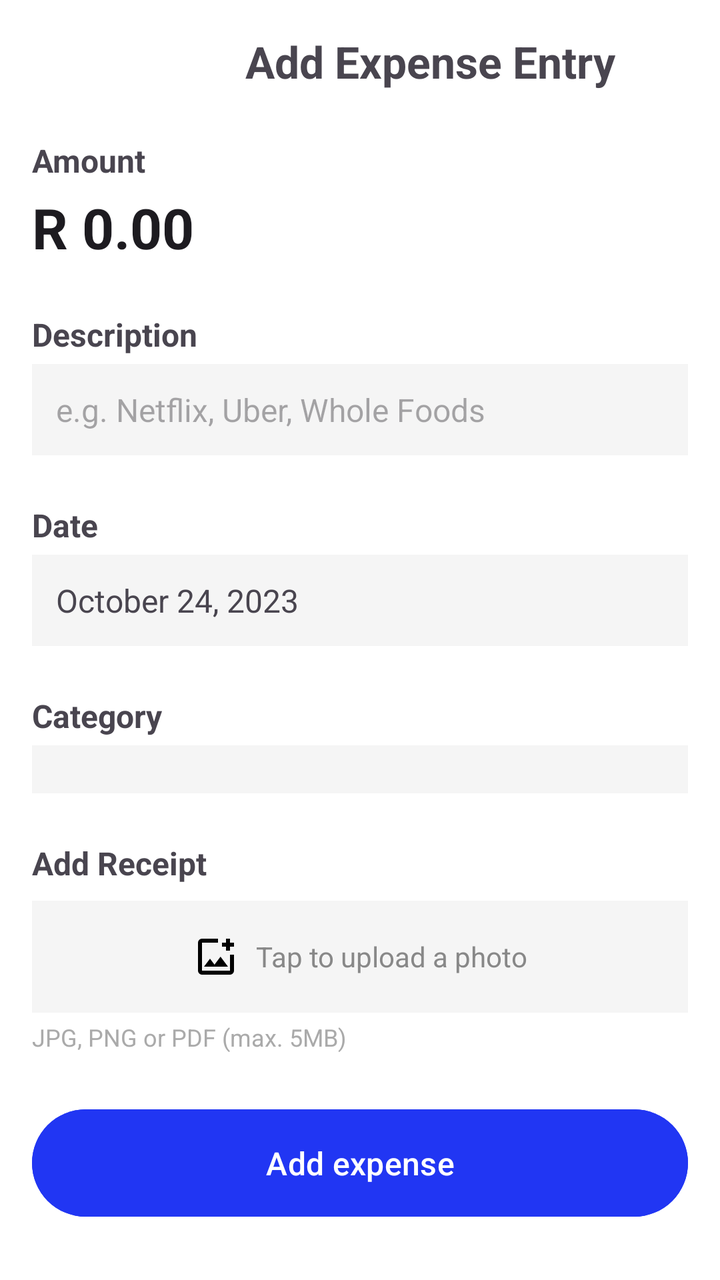
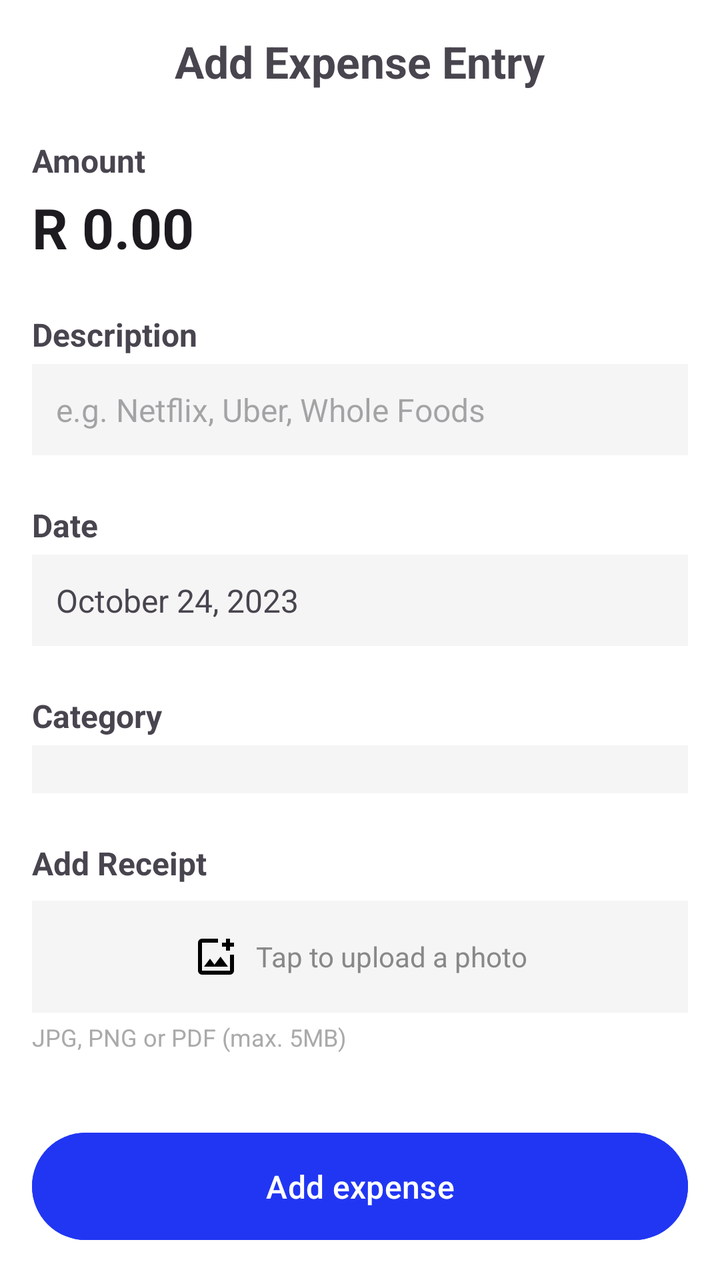

An Android layout rendered at two revisions. The XML below is the earlier revision; the diff shows what the commit changed to produce the second picture.
<!-- AndroidManifest.xml: application theme Theme.Wallet_wise_app -->
<!-- res/layout/activity_add_expense.xml -->
<?xml version="1.0" encoding="utf-8"?>
<LinearLayout xmlns:android="http://schemas.android.com/apk/res/android"
    android:layout_width="match_parent"
    android:layout_height="match_parent"
    android:orientation="vertical"
    android:padding="16dp"
    android:background="#FFFFFF">

    
    <TextView
        android:layout_width="wrap_content"
        android:layout_height="wrap_content"
        android:text="                    Add Expense Entry"
        android:textSize="22sp"
        android:textStyle="bold"
        android:layout_marginBottom="24dp" />

    
    <TextView
        android:layout_width="wrap_content"
        android:layout_height="wrap_content"
        android:text="Amount"
        android:textSize="16sp"
        android:textStyle="bold"
        android:layout_marginBottom="4dp" />

    <EditText
        android:id="@+id/etAmount"
        android:layout_width="match_parent"
        android:layout_height="wrap_content"
        android:text="R 0.00"
        android:textSize="28sp"
        android:textStyle="bold"
        android:background="@android:color/transparent"
        android:inputType="numberDecimal"
        android:layout_marginBottom="24dp" />
    <TextView
        android:layout_width="wrap_content"
        android:layout_height="wrap_content"
        android:text="Description"
        android:textSize="16sp"
        android:textStyle="bold"
        android:layout_marginBottom="4dp" />

    <EditText
        android:id="@+id/etDescription"
        android:layout_width="match_parent"
        android:layout_height="wrap_content"
        android:hint="e.g. Netflix, Uber, Whole Foods"
        android:textSize="16sp"
        android:padding="12dp"
        android:background="#F5F5F5"
        android:layout_marginBottom="24dp" />
    
    <TextView
        android:layout_width="wrap_content"
        android:layout_height="wrap_content"
        android:text="Date"
        android:textSize="16sp"
        android:textStyle="bold"
        android:layout_marginBottom="4dp" />

    <TextView
        android:id="@+id/tvDate"
        android:layout_width="match_parent"
        android:layout_height="wrap_content"
        android:text="October 24, 2023"
        android:textSize="16sp"
        android:padding="12dp"
        android:background="#F5F5F5"
        android:layout_marginBottom="24dp" />

    
    <TextView
        android:layout_width="wrap_content"
        android:layout_height="wrap_content"
        android:text="Category"
        android:textSize="16sp"
        android:textStyle="bold"
        android:layout_marginBottom="4dp" />

    <Spinner
        android:id="@+id/spinnerCategory"
        android:layout_width="match_parent"
        android:layout_height="wrap_content"
        android:padding="12dp"
        android:background="#F5F5F5"
        android:layout_marginBottom="24dp" />

    
    
    <TextView
        android:layout_width="wrap_content"
        android:layout_height="wrap_content"
        android:text="Add Receipt"
        android:textSize="16sp"
        android:textStyle="bold"
        android:layout_marginBottom="8dp" />

    <LinearLayout
        android:id="@+id/btnAddReceipt"
        android:layout_width="match_parent"
        android:layout_height="wrap_content"
        android:orientation="vertical"
        android:padding="16dp"
        android:background="#F5F5F5"
        android:gravity="center">

        <ImageView
            android:id="@+id/ivReceiptPreview"
            android:layout_width="200dp"
            android:layout_height="200dp"
            android:scaleType="centerCrop"
            android:visibility="gone"
            android:layout_marginBottom="8dp" />

        <LinearLayout
            android:id="@+id/layoutUploadPrompt"
            android:layout_width="wrap_content"
            android:layout_height="wrap_content"
            android:orientation="horizontal"
            android:gravity="center">

            <ImageView
                android:layout_width="24dp"
                android:layout_height="24dp"
                android:src="@drawable/ic_camera"
                android:layout_marginEnd="8dp" />

            <TextView
                android:layout_width="wrap_content"
                android:layout_height="wrap_content"
                android:text="Tap to upload a photo"
                android:textSize="14sp"
                android:textColor="#888888" />

        </LinearLayout>

    </LinearLayout>

    <TextView
        android:layout_width="wrap_content"
        android:layout_height="wrap_content"
        android:text="JPG, PNG or PDF (max. 5MB)"
        android:textSize="12sp"
        android:textColor="#AAAAAA"
        android:layout_marginTop="4dp"
        android:layout_marginBottom="24dp" />

    
    <Button
        android:id="@+id/btnAddExpense"
        android:layout_width="match_parent"
        android:layout_height="wrap_content"
        android:text="Add expense"
        android:textSize="16sp"
        android:backgroundTint="#2136F3"
        android:textColor="#FFFFFF"
        android:padding="16dp" />

</LinearLayout>
<!-- resources referenced by this layout -->
<resources>
  <!-- drawable ic_camera (drawable) -->
  <vector xmlns:android="http://schemas.android.com/apk/res/android" android:height="24dp" android:tint="#000000" android:viewportHeight="960" android:viewportWidth="960" android:width="24dp">
        
      <path android:fillColor="@android:color/white" android:pathData="M480,480Q480,480 480,480Q480,480 480,480L480,480Q480,480 480,480Q480,480 480,480L480,480Q480,480 480,480Q480,480 480,480L480,480Q480,480 480,480Q480,480 480,480L480,480Q480,480 480,480Q480,480 480,480Q480,480 480,480Q480,480 480,480ZM200,840Q167,840 143.5,816.5Q120,793 120,760L120,200Q120,167 143.5,143.5Q167,120 200,120L520,120Q520,137 520,157Q520,177 520,200L200,200Q200,200 200,200Q200,200 200,200L200,760Q200,760 200,760Q200,760 200,760L760,760Q760,760 760,760Q760,760 760,760L760,440Q783,440 803,440Q823,440 840,440L840,760Q840,793 816.5,816.5Q793,840 760,840L200,840ZM240,680L720,680L570,480L450,640L360,520L240,680ZM680,360L680,280L600,280L600,200L680,200L680,120L760,120L760,200L840,200L840,280L760,280L760,360L680,360Z"/>
      
  </vector>
  <style name="Theme.Wallet_wise_app" parent="Base.Theme.Wallet_wise_app" />
  <style name="Base.Theme.Wallet_wise_app" parent="Theme.Material3.DayNight.NoActionBar">
          
          
      </style>
</resources>

<!-- the commit's change to res/layout/activity_add_expense.xml (unified diff, before → after) -->
@@ -1,161 +1,178 @@
 <?xml version="1.0" encoding="utf-8"?>
-<LinearLayout xmlns:android="http://schemas.android.com/apk/res/android"
+<androidx.constraintlayout.widget.ConstraintLayout xmlns:android="http://schemas.android.com/apk/res/android"
+    xmlns:app="http://schemas.android.com/apk/res-auto"
     android:layout_width="match_parent"
     android:layout_height="match_parent"
-    android:orientation="vertical"
-    android:padding="16dp"
     android:background="#FFFFFF">
 
     
-    <TextView
-        android:layout_width="wrap_content"
-        android:layout_height="wrap_content"
-        android:text="                    Add Expense Entry"
-        android:textSize="22sp"
-        android:textStyle="bold"
-        android:layout_marginBottom="24dp" />
-
-    
-    <TextView
-        android:layout_width="wrap_content"
-        android:layout_height="wrap_content"
-        android:text="Amount"
-        android:textSize="16sp"
-        android:textStyle="bold"
-        android:layout_marginBottom="4dp" />
-
-    <EditText
-        android:id="@+id/etAmount"
-        android:layout_width="match_parent"
-        android:layout_height="wrap_content"
-        android:text="R 0.00"
-        android:textSize="28sp"
-        android:textStyle="bold"
-        android:background="@android:color/transparent"
-        android:inputType="numberDecimal"
-        android:layout_marginBottom="24dp" />
-    <TextView
-        android:layout_width="wrap_content"
-        android:layout_height="wrap_content"
-        android:text="Description"
-        android:textSize="16sp"
-        android:textStyle="bold"
-        android:layout_marginBottom="4dp" />
-
-    <EditText
-        android:id="@+id/etDescription"
-        android:layout_width="match_parent"
-        android:layout_height="wrap_content"
-        android:hint="e.g. Netflix, Uber, Whole Foods"
-        android:textSize="16sp"
-        android:padding="12dp"
-        android:background="#F5F5F5"
-        android:layout_marginBottom="24dp" />
-    
-    <TextView
-        android:layout_width="wrap_content"
-        android:layout_height="wrap_content"
-        android:text="Date"
-        android:textSize="16sp"
-        android:textStyle="bold"
-        android:layout_marginBottom="4dp" />
-
-    <TextView
-        android:id="@+id/tvDate"
-        android:layout_width="match_parent"
-        android:layout_height="wrap_content"
-        android:text="October 24, 2023"
-        android:textSize="16sp"
-        android:padding="12dp"
-        android:background="#F5F5F5"
-        android:layout_marginBottom="24dp" />
-
-    
-    <TextView
-        android:layout_width="wrap_content"
-        android:layout_height="wrap_content"
-        android:text="Category"
-        android:textSize="16sp"
-        android:textStyle="bold"
-        android:layout_marginBottom="4dp" />
-
-    <Spinner
-        android:id="@+id/spinnerCategory"
-        android:layout_width="match_parent"
-        android:layout_height="wrap_content"
-        android:padding="12dp"
-        android:background="#F5F5F5"
-        android:layout_marginBottom="24dp" />
-
-    
-    
-    <TextView
-        android:layout_width="wrap_content"
-        android:layout_height="wrap_content"
-        android:text="Add Receipt"
-        android:textSize="16sp"
-        android:textStyle="bold"
-        android:layout_marginBottom="8dp" />
-
-    <LinearLayout
-        android:id="@+id/btnAddReceipt"
-        android:layout_width="match_parent"
-        android:layout_height="wrap_content"
-        android:orientation="vertical"
-        android:padding="16dp"
-        android:background="#F5F5F5"
-        android:gravity="center">
-
-        <ImageView
-            android:id="@+id/ivReceiptPreview"
-            android:layout_width="200dp"
-            android:layout_height="200dp"
-            android:scaleType="centerCrop"
-            android:visibility="gone"
-            android:layout_marginBottom="8dp" />
+    <ScrollView
+        android:id="@+id/scrollView"
+        android:layout_width="0dp"
+        android:layout_height="0dp"
+        android:fillViewport="true"
+        app:layout_constraintTop_toTopOf="parent"
+        app:layout_constraintBottom_toTopOf="@+id/btnAddExpense"
+        app:layout_constraintStart_toStartOf="parent"
+        app:layout_constraintEnd_toEndOf="parent">
 
         <LinearLayout
-            android:id="@+id/layoutUploadPrompt"
-            android:layout_width="wrap_content"
+            android:layout_width="match_parent"
             android:layout_height="wrap_content"
-            android:orientation="horizontal"
-            android:gravity="center">
-
-            <ImageView
-                android:layout_width="24dp"
-                android:layout_height="24dp"
-                android:src="@drawable/ic_camera"
-                android:layout_marginEnd="8dp" />
+            android:orientation="vertical"
+            android:padding="16dp">
 
             <TextView
                 android:layout_width="wrap_content"
                 android:layout_height="wrap_content"
-                android:text="Tap to upload a photo"
-                android:textSize="14sp"
-                android:textColor="#888888" />
+                android:text="Add Expense Entry"
+                android:textSize="22sp"
+                android:textStyle="bold"
+                android:layout_gravity="center_horizontal"
+                android:layout_marginBottom="24dp" />
 
+            <TextView
+                android:layout_width="wrap_content"
+                android:layout_height="wrap_content"
+                android:text="Amount"
+                android:textSize="16sp"
+                android:textStyle="bold"
+                android:layout_marginBottom="4dp" />
+
+            <EditText
+                android:id="@+id/etAmount"
+                android:layout_width="match_parent"
+                android:layout_height="wrap_content"
+                android:text="R 0.00"
+                android:textSize="28sp"
+                android:textStyle="bold"
+                android:background="@android:color/transparent"
+                android:inputType="numberDecimal"
+                android:layout_marginBottom="24dp" />
+
+            <TextView
+                android:layout_width="wrap_content"
+                android:layout_height="wrap_content"
+                android:text="Description"
+                android:textSize="16sp"
+                android:textStyle="bold"
+                android:layout_marginBottom="4dp" />
+
+            <EditText
+                android:id="@+id/etDescription"
+                android:layout_width="match_parent"
+                android:layout_height="wrap_content"
+                android:hint="e.g. Netflix, Uber, Whole Foods"
+                android:textSize="16sp"
+                android:padding="12dp"
+                android:background="#F5F5F5"
+                android:layout_marginBottom="24dp" />
+
+            <TextView
+                android:layout_width="wrap_content"
+                android:layout_height="wrap_content"
+                android:text="Date"
+                android:textSize="16sp"
+                android:textStyle="bold"
+                android:layout_marginBottom="4dp" />
+
+            <TextView
+                android:id="@+id/tvDate"
+                android:layout_width="match_parent"
+                android:layout_height="wrap_content"
+                android:text="October 24, 2023"
+                android:textSize="16sp"
+                android:padding="12dp"
+                android:background="#F5F5F5"
+                android:layout_marginBottom="24dp" />
+
+            <TextView
+                android:layout_width="wrap_content"
+                android:layout_height="wrap_content"
+                android:text="Category"
+                android:textSize="16sp"
+                android:textStyle="bold"
+                android:layout_marginBottom="4dp" />
+
+            <Spinner
+                android:id="@+id/spinnerCategory"
+                android:layout_width="match_parent"
+                android:layout_height="wrap_content"
+                android:padding="12dp"
+                android:background="#F5F5F5"
+                android:layout_marginBottom="24dp" />
+
+            <TextView
+                android:layout_width="wrap_content"
+                android:layout_height="wrap_content"
+                android:text="Add Receipt"
+                android:textSize="16sp"
+                android:textStyle="bold"
+                android:layout_marginBottom="8dp" />
+
+            <LinearLayout
+                android:id="@+id/btnAddReceipt"
+                android:layout_width="match_parent"
+                android:layout_height="wrap_content"
+                android:orientation="vertical"
+                android:padding="16dp"
+                android:background="#F5F5F5"
+                android:gravity="center">
+
+                <ImageView
+                    android:id="@+id/ivReceiptPreview"
+                    android:layout_width="200dp"
+                    android:layout_height="200dp"
+                    android:scaleType="centerCrop"
+                    android:visibility="gone"
+                    android:layout_marginBottom="8dp" />
+
+                <LinearLayout
+                    android:id="@+id/layoutUploadPrompt"
+                    android:layout_width="wrap_content"
+                    android:layout_height="wrap_content"
+                    android:orientation="horizontal"
+                    android:gravity="center">
+
+                    <ImageView
+                        android:layout_width="24dp"
+                        android:layout_height="24dp"
+                        android:src="@drawable/ic_camera"
+                        android:layout_marginEnd="8dp" />
+
+                    <TextView
+                        android:layout_width="wrap_content"
+                        android:layout_height="wrap_content"
+                        android:text="Tap to upload a photo"
+                        android:textSize="14sp"
+                        android:textColor="#888888" />
+                </LinearLayout>
+            </LinearLayout>
+
+            <TextView
+                android:layout_width="wrap_content"
+                android:layout_height="wrap_content"
+                android:text="JPG, PNG or PDF (max. 5MB)"
+                android:textSize="12sp"
+                android:textColor="#AAAAAA"
+                android:layout_marginTop="4dp"
+                android:layout_marginBottom="16dp" />
         </LinearLayout>
-
-    </LinearLayout>
-
-    <TextView
-        android:layout_width="wrap_content"
-        android:layout_height="wrap_content"
-        android:text="JPG, PNG or PDF (max. 5MB)"
-        android:textSize="12sp"
-        android:textColor="#AAAAAA"
-        android:layout_marginTop="4dp"
-        android:layout_marginBottom="24dp" />
+    </ScrollView>
 
     
     <Button
         android:id="@+id/btnAddExpense"
-        android:layout_width="match_parent"
+        android:layout_width="0dp"
         android:layout_height="wrap_content"
         android:text="Add expense"
         android:textSize="16sp"
         android:backgroundTint="#2136F3"
         android:textColor="#FFFFFF"
-        android:padding="16dp" />
+        android:padding="16dp"
+        android:layout_margin="16dp"
+        app:layout_constraintBottom_toBottomOf="parent"
+        app:layout_constraintStart_toStartOf="parent"
+        app:layout_constraintEnd_toEndOf="parent" />
 
-</LinearLayout>
+</androidx.constraintlayout.widget.ConstraintLayout>
